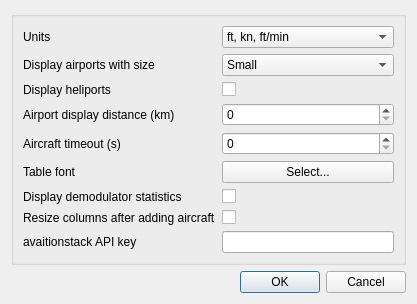
The window that plugins/channelrx/demodadsb/adsbdemoddisplaydialog.ui (f4exb/sdrangel) describes before a commit, drawn with Qt 5.
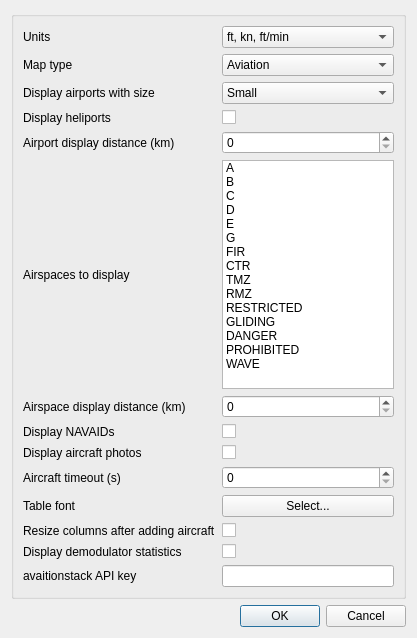
The same window after the commit.

What changed in the file:
```diff
--- a/plugins/channelrx/demodadsb/adsbdemoddisplaydialog.ui
+++ b/plugins/channelrx/demodadsb/adsbdemoddisplaydialog.ui
@@ -7,7 +7,7 @@
     <x>0</x>
     <y>0</y>
     <width>417</width>
-    <height>287</height>
+    <height>638</height>
    </rect>
   </property>
   <property name="font">
@@ -23,13 +23,311 @@
    <item>
     <widget class="QGroupBox" name="groupBox">
      <layout class="QGridLayout" name="gridLayout">
+      <item row="14" column="0">
+       <widget class="QLabel" name="displayStatsLabel">
+        <property name="text">
+         <string>Display demodulator statistics</string>
+        </property>
+       </widget>
+      </item>
+      <item row="4" column="1">
+       <widget class="QSpinBox" name="airportRange">
+        <property name="toolTip">
+         <string>Displays airports within the specified distance in kilometres from My Position</string>
+        </property>
+        <property name="maximum">
+         <number>20000</number>
+        </property>
+       </widget>
+      </item>
+      <item row="9" column="1">
+       <widget class="QSpinBox" name="timeout">
+        <property name="toolTip">
+         <string>How long in seconds after not receiving any frames will an aircraft be removed from the table and map</string>
+        </property>
+        <property name="maximum">
+         <number>1000000</number>
+        </property>
+       </widget>
+      </item>
       <item row="1" column="0">
+       <widget class="QLabel" name="mapTypeLabel">
+        <property name="text">
+         <string>Map type</string>
+        </property>
+       </widget>
+      </item>
+      <item row="5" column="0">
+       <widget class="QLabel" name="airspacesLabel">
+        <property name="text">
+         <string>Airspaces to display</string>
+        </property>
+       </widget>
+      </item>
+      <item row="15" column="1">
+       <widget class="QLineEdit" name="apiKey">
+        <property name="toolTip">
+         <string>aviationstack.com API key for accessing flight information</string>
+        </property>
+       </widget>
+      </item>
+      <item row="5" column="1">
+       <widget class="QListWidget" name="airspaces">
+        <property name="toolTip">
+         <string>Airspace categories to display</string>
+        </property>
+        <item>
+         <property name="text">
+          <string>A</string>
+         </property>
+         <property name="toolTip">
+          <string>IFR only</string>
+         </property>
+         <property name="checkState">
+          <enum>Unchecked</enum>
+         </property>
+        </item>
+        <item>
+         <property name="text">
+          <string>B</string>
+         </property>
+         <property name="toolTip">
+          <string>IFR and VFR with ATC clearance</string>
+         </property>
+         <property name="checkState">
+          <enum>Unchecked</enum>
+         </property>
+        </item>
+        <item>
+         <property name="text">
+          <string>C</string>
+         </property>
+         <property name="toolTip">
+          <string>IFR and VFR with ATC clearance</string>
+         </property>
+         <property name="checkState">
+          <enum>Unchecked</enum>
+         </property>
+        </item>
+        <item>
+         <property name="text">
+          <string>D</string>
+         </property>
+         <property name="toolTip">
+          <string>IFR and VFR with ATC clearance</string>
+         </property>
+         <property name="checkState">
+          <enum>Unchecked</enum>
+         </property>
+        </item>
+        <item>
+         <property name="text">
+          <string>E</string>
+         </property>
+         <property name="toolTip">
+          <string>IFR with clearance and VFR</string>
+         </property>
+         <property name="checkState">
+          <enum>Unchecked</enum>
+         </property>
+        </item>
+        <item>
+         <property name="text">
+          <string>G</string>
+         </property>
+         <property name="toolTip">
+          <string>Uncontrolled</string>
+         </property>
+         <property name="checkState">
+          <enum>Unchecked</enum>
+         </property>
+        </item>
+        <item>
+         <property name="text">
+          <string>FIR</string>
+         </property>
+         <property name="toolTip">
+          <string>Flight Information Region</string>
+         </property>
+         <property name="checkState">
+          <enum>Unchecked</enum>
+         </property>
+        </item>
+        <item>
+         <property name="text">
+          <string>CTR</string>
+         </property>
+         <property name="toolTip">
+          <string>Controlled Traffic Region</string>
+         </property>
+         <property name="checkState">
+          <enum>Unchecked</enum>
+         </property>
+        </item>
+        <item>
+         <property name="text">
+          <string>TMZ</string>
+         </property>
+         <property name="toolTip">
+          <string>Transponder Mandatory Zone</string>
+         </property>
+         <property name="checkState">
+          <enum>Unchecked</enum>
+         </property>
+        </item>
+        <item>
+         <property name="text">
+          <string>RMZ</string>
+         </property>
+         <property name="toolTip">
+          <string>Radio Mandatory Zone</string>
+         </property>
+         <property name="checkState">
+          <enum>Unchecked</enum>
+         </property>
+        </item>
+        <item>
+         <property name="text">
+          <string>RESTRICTED</string>
+         </property>
+         <property name="checkState">
+          <enum>Unchecked</enum>
+         </property>
+        </item>
+        <item>
+         <property name="text">
+          <string>GLIDING</string>
+         </property>
+         <property name="checkState">
+          <enum>Unchecked</enum>
+         </property>
+        </item>
+        <item>
+         <property name="text">
+          <string>DANGER</string>
+         </property>
+         <property name="checkState">
+          <enum>Unchecked</enum>
+         </property>
+        </item>
+        <item>
+         <property name="text">
+          <string>PROHIBITED</string>
+         </property>
+         <property name="checkState">
+          <enum>Unchecked</enum>
+         </property>
+        </item>
+        <item>
+         <property name="text">
+          <string>WAVE</string>
+         </property>
+         <property name="checkState">
+          <enum>Unchecked</enum>
+         </property>
+        </item>
+       </widget>
+      </item>
+      <item row="13" column="1">
+       <widget class="QCheckBox" name="autoResizeTableColumns">
+        <property name="toolTip">
+         <string>Resize the columns in the table after an aircraft is added to it</string>
+        </property>
+        <property name="text">
+         <string/>
+        </property>
+       </widget>
+      </item>
+      <item row="7" column="0">
+       <widget class="QLabel" name="displayNavAids">
+        <property name="text">
+         <string>Display NAVAIDs</string>
+        </property>
+       </widget>
+      </item>
+      <item row="13" column="0">
+       <widget class="QLabel" name="autoResizeTableColumnsLabel">
+        <property name="text">
+         <string>Resize columns after adding aircraft</string>
+        </property>
+       </widget>
+      </item>
+      <item row="2" column="1">
+       <widget class="QComboBox" name="airportSize">
+        <property name="toolTip">
+         <string>Sets the minimum airport size that will be displayed on the map</string>
+        </property>
+        <item>
+         <property name="text">
+          <string>Small</string>
+         </property>
+        </item>
+        <item>
+         <property name="text">
+          <string>Medium</string>
+         </property>
+        </item>
+        <item>
+         <property name="text">
+          <string>Large</string>
+         </property>
+        </item>
+       </widget>
+      </item>
+      <item row="3" column="0">
+       <widget class="QLabel" name="heliportsLabel">
+        <property name="text">
+         <string>Display heliports</string>
+        </property>
+       </widget>
+      </item>
+      <item row="14" column="1">
+       <widget class="QCheckBox" name="displayStats">
+        <property name="sizePolicy">
+         <sizepolicy hsizetype="Expanding" vsizetype="Fixed">
+          <horstretch>0</horstretch>
+          <verstretch>0</verstretch>
+         </sizepolicy>
+        </property>
+        <property name="toolTip">
+         <string>Display demodulator statistics</string>
+        </property>
+        <property name="text">
+         <string/>
+        </property>
+       </widget>
+      </item>
+      <item row="2" column="0">
        <widget class="QLabel" name="airportSizeLabel">
         <property name="text">
          <string>Display airports with size</string>
         </property>
        </widget>
       </item>
+      <item row="15" column="0">
+       <widget class="QLabel" name="apiKeyLabel">
+        <property name="text">
+         <string>avaitionstack API key</string>
+        </property>
+       </widget>
+      </item>
+      <item row="9" column="0">
+       <widget class="QLabel" name="timeoutLabel">
+        <property name="text">
+         <string>Aircraft timeout (s)</string>
+        </property>
+       </widget>
+      </item>
+      <item row="6" column="1">
+       <widget class="QSpinBox" name="airspaceRange">
+        <property name="toolTip">
+         <string>Displays airspace within the specified distance in kilometres from My Position</string>
+        </property>
+        <property name="maximum">
+         <number>20000</number>
+        </property>
+       </widget>
+      </item>
       <item row="0" column="1">
        <widget class="QComboBox" name="units">
         <property name="toolTip">
@@ -47,45 +345,6 @@
         </item>
        </widget>
       </item>
-      <item row="5" column="0">
-       <widget class="QLabel" name="timeoutLabel">
-        <property name="text">
-         <string>Aircraft timeout (s)</string>
-        </property>
-       </widget>
-      </item>
-      <item row="3" column="1">
-       <widget class="QSpinBox" name="airportRange">
-        <property name="toolTip">
-         <string>Displays airports within the specified distance in kilometres from My Position</string>
-        </property>
-        <property name="maximum">
-         <number>20000</number>
-        </property>
-       </widget>
-      </item>
-      <item row="1" column="1">
-       <widget class="QComboBox" name="airportSize">
-        <property name="toolTip">
-         <string>Sets the minimum airport size that will be displayed on the map</string>
-        </property>
-        <item>
-         <property name="text">
-          <string>Small</string>
-         </property>
-        </item>
-        <item>
-         <property name="text">
-          <string>Medium</string>
-         </property>
-        </item>
-        <item>
-         <property name="text">
-          <string>Large</string>
-         </property>
-        </item>
-       </widget>
-      </item>
       <item row="0" column="0">
        <widget class="QLabel" name="unitsLabel">
         <property name="text">
@@ -93,7 +352,7 @@
         </property>
        </widget>
       </item>
-      <item row="6" column="1">
+      <item row="10" column="1">
        <widget class="QPushButton" name="font">
         <property name="toolTip">
          <string>Select a font for the table</string>
@@ -103,68 +362,48 @@
         </property>
        </widget>
       </item>
-      <item row="5" column="1">
-       <widget class="QSpinBox" name="timeout">
-        <property name="toolTip">
-         <string>How long in seconds after not receiving any frames will an aircraft be removed from the table and map</string>
-        </property>
-        <property name="maximum">
-         <number>1000000</number>
-        </property>
-       </widget>
-      </item>
-      <item row="3" column="0">
+      <item row="4" column="0">
        <widget class="QLabel" name="airportRangeLabel">
         <property name="text">
          <string>Airport display distance (km)</string>
         </property>
        </widget>
       </item>
+      <item row="1" column="1">
+       <widget class="QComboBox" name="mapType">
+        <property name="toolTip">
+         <string>Type of map to display</string>
+        </property>
+        <item>
+         <property name="text">
+          <string>Aviation</string>
+         </property>
+        </item>
+        <item>
+         <property name="text">
+          <string>Aviation (Dark)</string>
+         </property>
+        </item>
+        <item>
+         <property name="text">
+          <string>Street</string>
+         </property>
+        </item>
+        <item>
+         <property name="text">
+          <string>Satellite</string>
+         </property>
+        </item>
+       </widget>
+      </item>
       <item row="6" column="0">
-       <widget class="QLabel" name="fontLabel">
+       <widget class="QLabel" name="airspaceRangeLabel">
         <property name="text">
-         <string>Table font</string>
+         <string>Airspace display distance (km)</string>
         </property>
        </widget>
       </item>
-      <item row="10" column="0">
-       <widget class="QLabel" name="apiKeyLabel">
-        <property name="text">
-         <string>avaitionstack API key</string>
-        </property>
-       </widget>
-      </item>
-      <item row="11" column="0">
-       <spacer name="verticalSpacer">
-        <property name="orientation">
-         <enum>Qt::Vertical</enum>
-        </property>
-        <property name="sizeHint" stdset="0">
-         <size>
-          <width>20</width>
-          <height>40</height>
-         </size>
-        </property>
-       </spacer>
-      </item>
-      <item row="9" column="1">
-       <widget class="QCheckBox" name="autoResizeTableColumns">
-        <property name="toolTip">
-         <string>Resize the columns in the table after an aircraft is added to it</string>
-        </property>
-        <property name="text">
-         <string/>
-        </property>
-       </widget>
-      </item>
-      <item row="9" column="0">
-       <widget class="QLabel" name="autoResizeTableColumnsLabel">
-        <property name="text">
-         <string>Resize columns after adding aircraft</string>
-        </property>
-       </widget>
-      </item>
-      <item row="2" column="1">
+      <item row="3" column="1">
        <widget class="QCheckBox" name="heliports">
         <property name="toolTip">
          <string>When checked, heliports are displayed on the map</string>
@@ -174,14 +413,15 @@
         </property>
        </widget>
       </item>
+      <item row="10" column="0">
+       <widget class="QLabel" name="fontLabel">
+        <property name="text">
+         <string>Table font</string>
+        </property>
+       </widget>
+      </item>
       <item row="7" column="1">
-       <widget class="QCheckBox" name="displayStats">
-        <property name="sizePolicy">
-         <sizepolicy hsizetype="Expanding" vsizetype="Fixed">
-          <horstretch>0</horstretch>
-          <verstretch>0</verstretch>
-         </sizepolicy>
-        </property>
+       <widget class="QCheckBox" name="navAids">
         <property name="toolTip">
          <string>Display demodulator statistics</string>
         </property>
@@ -190,24 +430,20 @@
         </property>
        </widget>
       </item>
-      <item row="2" column="0">
-       <widget class="QLabel" name="heliportsLabel">
+      <item row="8" column="0">
+       <widget class="QLabel" name="photosLabel">
         <property name="text">
-         <string>Display heliports</string>
+         <string>Display aircraft photos</string>
         </property>
        </widget>
       </item>
-      <item row="7" column="0">
-       <widget class="QLabel" name="displayStatsLabel">
-        <property name="text">
-         <string>Display demodulator statistics</string>
-        </property>
-       </widget>
-      </item>
-      <item row="10" column="1">
-       <widget class="QLineEdit" name="apiKey">
+      <item row="8" column="1">
+       <widget class="QCheckBox" name="photos">
         <property name="toolTip">
-         <string>aviationstack.com API key for accessing flight information</string>
+         <string>Download and display photos of highlighted aircraft</string>
+        </property>
+        <property name="text">
+         <string/>
         </property>
        </widget>
       </item>
```
Left out of the diff: 18 changed lines with no effect on the pictures.
